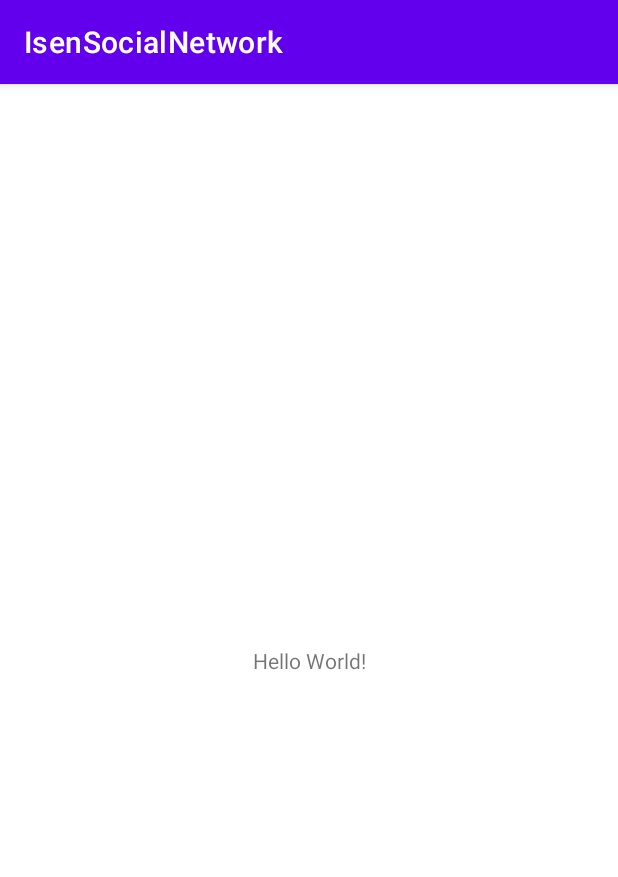
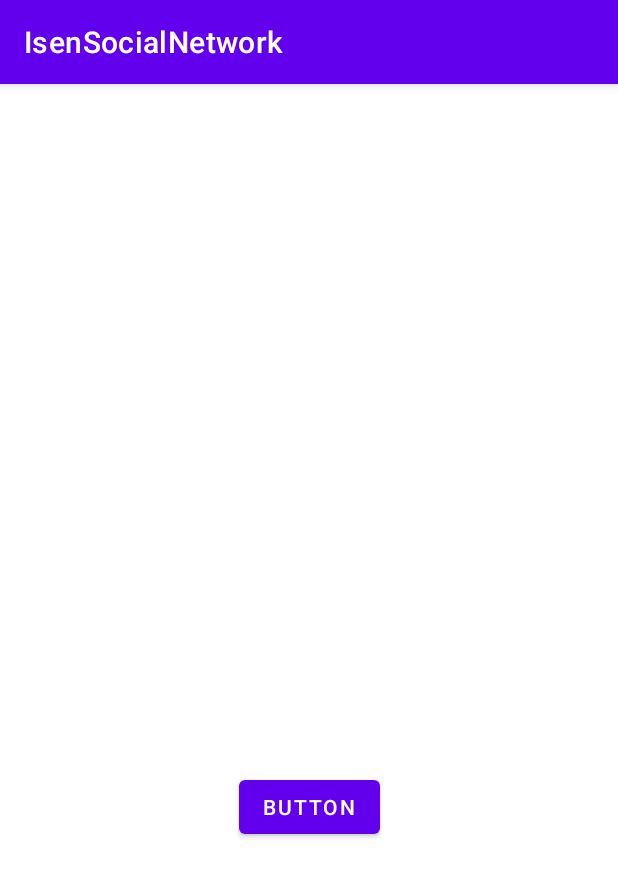
Before and after one commit to Hugo30128/ZouavesSocial, an Android app: the screen it shows after launch (MainActivity), on a phone screen of 412 x 824 dp. Shown: the top 877 px of the screen. Run offline under Robolectric (Android 15) with nearby library versions, the light colour scheme and no system bars; our stand-ins replace Firebase (no records; nobody signed in at launch, a user with empty details on screens opened directly).

Commit message:
button hellodworld

```diff
--- a/app/src/main/java/fr/isen/zouavesteam/isensocialnetwork/MainActivity.kt
+++ b/app/src/main/java/fr/isen/zouavesteam/isensocialnetwork/MainActivity.kt
@@ -1,11 +1,43 @@
 package fr.isen.zouavesteam.isensocialnetwork
 
+import android.os.Bundle
+import android.util.Log
+import android.widget.Button
+import android.widget.TextView
 import androidx.appcompat.app.AppCompatActivity
-import android.os.Bundle
+import com.google.firebase.database.DataSnapshot
+import com.google.firebase.database.DatabaseError
+import com.google.firebase.database.FirebaseDatabase
+import com.google.firebase.database.ValueEventListener
+import com.google.firebase.database.ktx.database
+import com.google.firebase.database.ktx.getValue
+import com.google.firebase.ktx.Firebase
+
 
 class MainActivity : AppCompatActivity() {
     override fun onCreate(savedInstanceState: Bundle?) {
         super.onCreate(savedInstanceState)
         setContentView(R.layout.activity_main)
+
+        Firebase.database.getReference("message").addValueEventListener(object :ValueEventListener{
+            override fun onDataChange(snapshot: DataSnapshot) {
+                val value = snapshot.getValue<String>()
+                Log.d("TAG", "Value is: " + value)
+                findViewById<TextView>(R.id.textView).text=value
+            }
+
+            override fun onCancelled(error: DatabaseError) {
+                Log.w("TAG", "Failed to read value.", error.toException())
+            }
+        })
+
+
+
+        findViewById<Button>(R.id.mainAction).setOnClickListener{
+            // Write a message to the database
+            val database = Firebase.database
+            val myRef = database.getReference("message")
+            myRef.setValue("Hello, World!")
+        }
     }
 }
--- a/app/src/main/res/layout/activity_main.xml
+++ b/app/src/main/res/layout/activity_main.xml
@@ -7,6 +7,7 @@
     tools:context=".MainActivity">
 
     <TextView
+        android:id="@+id/textView"
         android:layout_width="wrap_content"
         android:layout_height="wrap_content"
         android:text="Hello World!"
@@ -15,4 +16,15 @@
         app:layout_constraintStart_toStartOf="parent"
         app:layout_constraintTop_toTopOf="parent" />
 
+    <Button
+        android:id="@+id/mainAction"
+        android:layout_width="wrap_content"
+        android:layout_height="wrap_content"
+        android:layout_marginTop="64dp"
+        android:text="Button"
+        app:layout_constraintEnd_toEndOf="@+id/textView"
+        app:layout_constraintHorizontal_bias="0.588"
+        app:layout_constraintStart_toStartOf="@+id/textView"
+        app:layout_constraintTop_toBottomOf="@+id/textView" />
+
 </androidx.constraintlayout.widget.ConstraintLayout>
```
